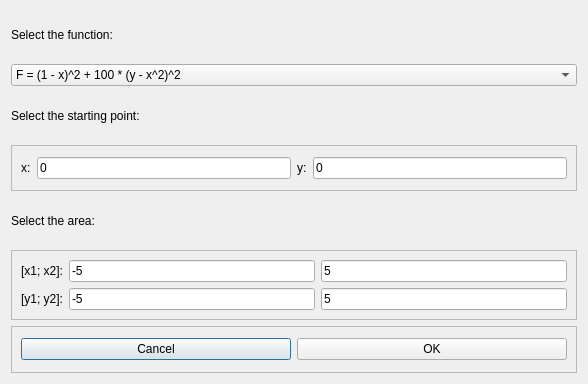
The window that graphicApp/graphicApp/select_function.ui (Daniil-Vlasenko/SPbUProgrammingForProbabilisticProblems) describes before a commit, drawn with Qt 5.
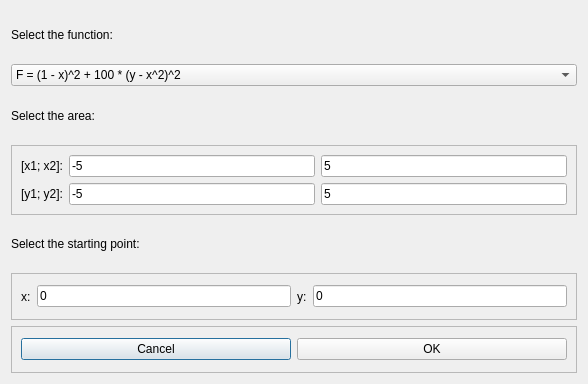
The same window after the commit.

The edit to the form file:
```diff
--- a/graphicApp/graphicApp/select_function.ui
+++ b/graphicApp/graphicApp/select_function.ui
@@ -58,53 +58,6 @@
      </item>
     </widget>
    </item>
-   <item>
-    <widget class="QLabel" name="label_5">
-     <property name="text">
-      <string>Select the starting point:</string>
-     </property>
-    </widget>
-   </item>
-   <item>
-    <widget class="QFrame" name="frame_4">
-     <property name="frameShape">
-      <enum>QFrame::StyledPanel</enum>
-     </property>
-     <property name="frameShadow">
-      <enum>QFrame::Raised</enum>
-     </property>
-     <layout class="QHBoxLayout" name="horizontalLayout_2">
-      <item>
-       <widget class="QLabel" name="label_6">
-        <property name="text">
-         <string>x:</string>
-        </property>
-       </widget>
-      </item>
-      <item>
-       <widget class="QLineEdit" name="lineEdit_x">
-        <property name="text">
-         <string>0</string>
-        </property>
-       </widget>
-      </item>
-      <item>
-       <widget class="QLabel" name="label_8">
-        <property name="text">
-         <string>y:</string>
-        </property>
-       </widget>
-      </item>
-      <item>
-       <widget class="QLineEdit" name="lineEdit_y">
-        <property name="text">
-         <string>0</string>
-        </property>
-       </widget>
-      </item>
-     </layout>
-    </widget>
-   </item>
    <item>
     <widget class="QLabel" name="label_2">
      <property name="text">
@@ -166,6 +119,53 @@
      </layout>
     </widget>
    </item>
+   <item>
+    <widget class="QLabel" name="label_5">
+     <property name="text">
+      <string>Select the starting point:</string>
+     </property>
+    </widget>
+   </item>
+   <item>
+    <widget class="QFrame" name="frame_4">
+     <property name="frameShape">
+      <enum>QFrame::StyledPanel</enum>
+     </property>
+     <property name="frameShadow">
+      <enum>QFrame::Raised</enum>
+     </property>
+     <layout class="QHBoxLayout" name="horizontalLayout_2">
+      <item>
+       <widget class="QLabel" name="label_6">
+        <property name="text">
+         <string>x:</string>
+        </property>
+       </widget>
+      </item>
+      <item>
+       <widget class="QLineEdit" name="lineEdit_x">
+        <property name="text">
+         <string>0</string>
+        </property>
+       </widget>
+      </item>
+      <item>
+       <widget class="QLabel" name="label_8">
+        <property name="text">
+         <string>y:</string>
+        </property>
+       </widget>
+      </item>
+      <item>
+       <widget class="QLineEdit" name="lineEdit_y">
+        <property name="text">
+         <string>0</string>
+        </property>
+       </widget>
+      </item>
+     </layout>
+    </widget>
+   </item>
    <item>
     <widget class="QFrame" name="frame_3">
      <property name="frameShape">
```
